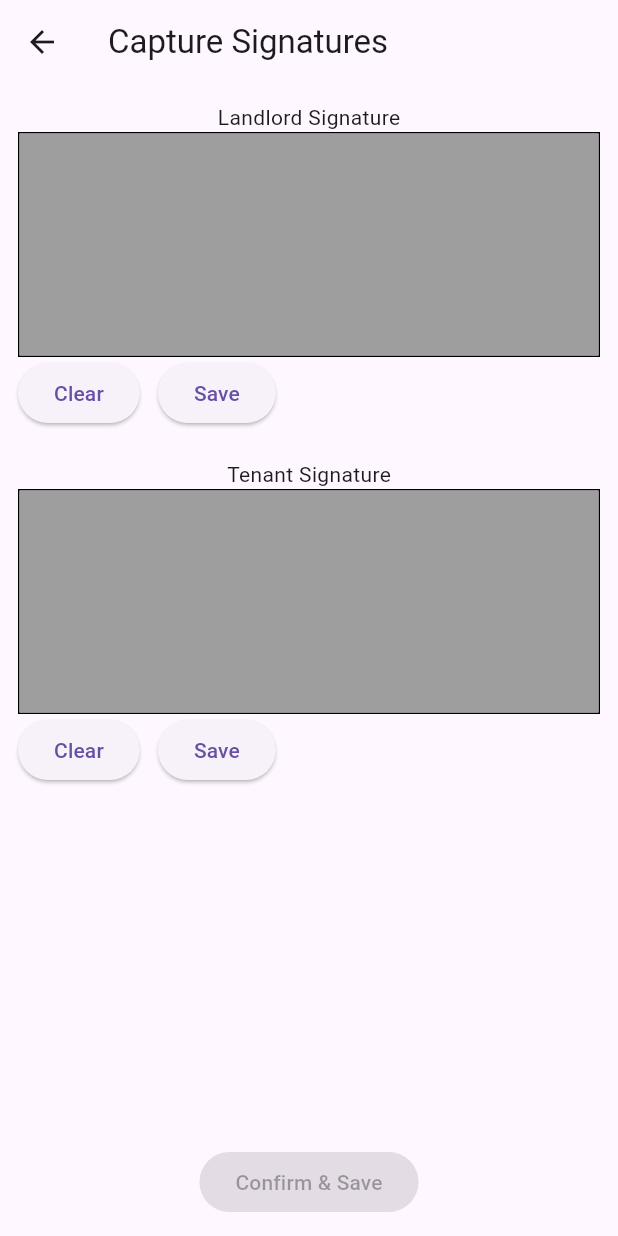
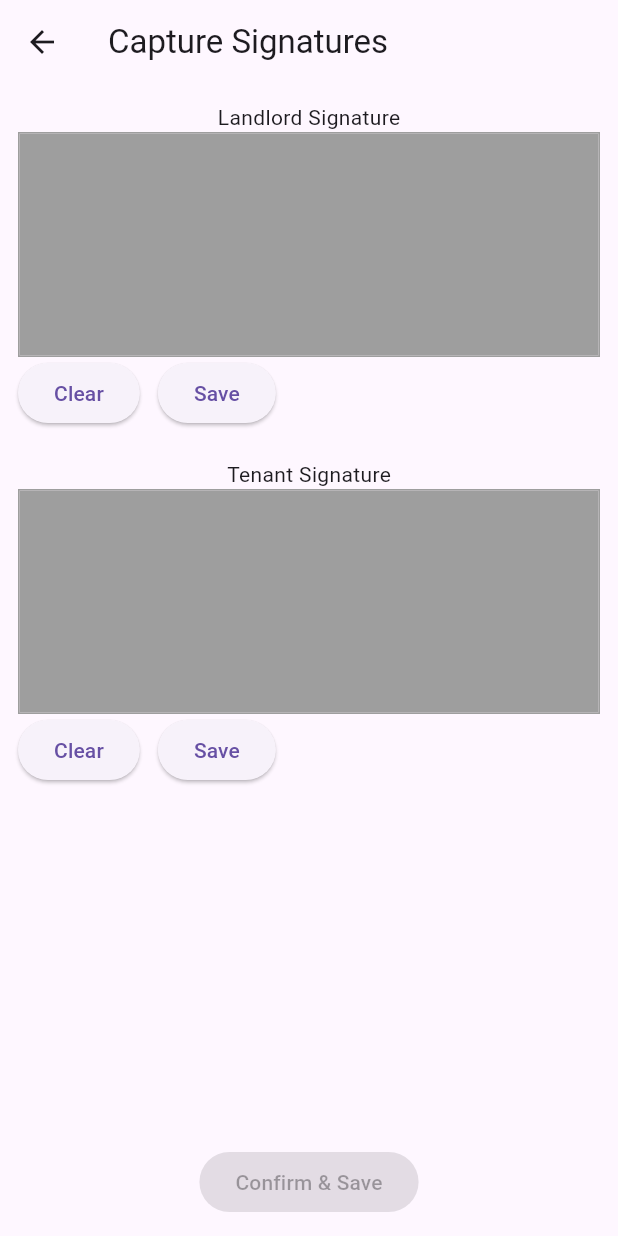
Before and after one commit to acostamanuel0908-netizen/LeaseProof, a Flutter app: the SignatureScreen screen opened directly with empty values, on a phone screen of 412 x 824 dp. Run offline on Flutter 3.47's test engine with Material 3 defaults, Android fonts, the phone set to English and light mode, and no system bars; drawn by our look-alikes of signature; our stand-ins replace image_picker, location, printing, sqflite; accounts and stored records are empty.

Commit message:
Update signature_pad.dart

```diff
--- a/lib/widgets/signature_pad.dart
+++ b/lib/widgets/signature_pad.dart
@@ -3,14 +3,14 @@ import 'package:signature/signature.dart';
 
 class SignaturePad extends StatefulWidget {
   final Function(Uint8List) onSaved;
-  SignaturePad({required this.onSaved});
+  const SignaturePad({required this.onSaved, Key? key}) : super(key: key);
 
   @override
-  _SignaturePadState createState() => _SignaturePadState();
+  State<SignaturePad> createState() => _SignaturePadState();
 }
 
 class _SignaturePadState extends State<SignaturePad> {
-  SignatureController _controller = SignatureController(penStrokeWidth: 2);
+  final SignatureController _controller = SignatureController(penStrokeWidth: 2);
 
   @override
   void dispose() {
@@ -23,25 +23,25 @@ class _SignaturePadState extends State<SignaturePad> {
     return Column(children: [
       Container(
         height: 150,
-        decoration: BoxDecoration(border: Border.all()),
+        decoration: BoxDecoration(border: Border.all(color: Colors.grey)),
         child: Signature(controller: _controller),
       ),
       Row(
         children: [
           ElevatedButton(
             onPressed: () => _controller.clear(),
-            child: Text('Clear'),
+            child: const Text('Clear'),
           ),
-          SizedBox(width: 12),
+          const SizedBox(width: 12),
           ElevatedButton(
             onPressed: () async {
               final data = await _controller.toPngBytes();
               if (data != null) widget.onSaved(data);
             },
-            child: Text('Save'),
-          )
+            child: const Text('Save'),
+          ),
         ],
-      )
+      ),
     ]);
   }
 }
```
